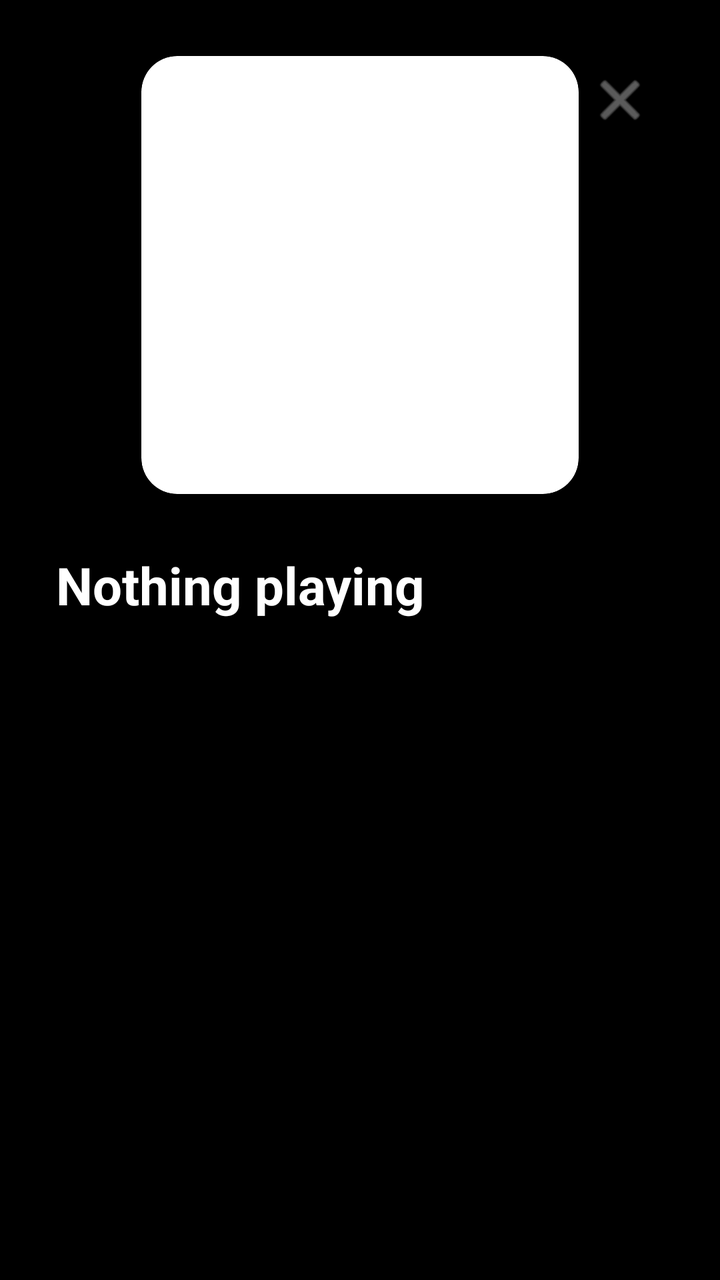
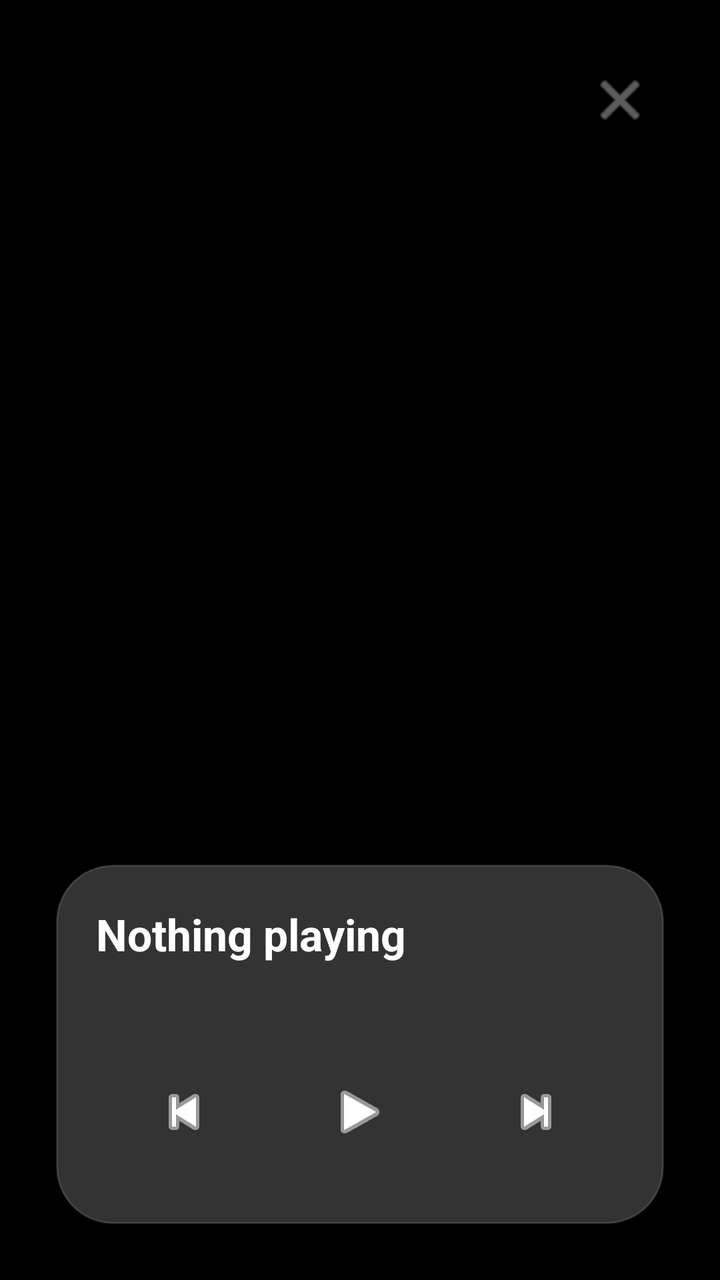

Screens rendered from an Android XML layout before and after an edit, with the pre-edit source and the edit as a unified diff.
<!-- AndroidManifest.xml: activity theme Theme.Transparent -->
<!-- res/layout/activity_lock_overlay.xml -->
<?xml version="1.0" encoding="utf-8"?>
<FrameLayout xmlns:android="http://schemas.android.com/apk/res/android"
    xmlns:app="http://schemas.android.com/apk/res-auto"
    android:layout_width="match_parent"
    android:layout_height="match_parent"
    android:background="@android:color/black">

    
    <ImageView
        android:id="@+id/backdrop"
        android:layout_width="match_parent"
        android:layout_height="match_parent"
        android:scaleType="centerCrop"
        android:contentDescription="@null" />

    
    <View
        android:layout_width="match_parent"
        android:layout_height="match_parent"
        android:background="@drawable/scrim_gradient" />

    <androidx.constraintlayout.widget.ConstraintLayout
        android:layout_width="match_parent"
        android:layout_height="match_parent"
        android:padding="28dp">

        
        <androidx.cardview.widget.CardView
            android:id="@+id/artCard"
            android:layout_width="0dp"
            android:layout_height="0dp"
            app:layout_constraintDimensionRatio="1:1"
            app:layout_constraintWidth_percent="0.72"
            app:cardCornerRadius="18dp"
            app:cardElevation="16dp"
            app:layout_constraintTop_toTopOf="parent"
            app:layout_constraintBottom_toTopOf="@id/title"
            app:layout_constraintStart_toStartOf="parent"
            app:layout_constraintEnd_toEndOf="parent"
            app:layout_constraintVertical_chainStyle="packed">

            <ImageView
                android:id="@+id/albumArt"
                android:layout_width="match_parent"
                android:layout_height="match_parent"
                android:scaleType="centerCrop"
                android:contentDescription="@null" />
        </androidx.cardview.widget.CardView>

        <TextView
            android:id="@+id/title"
            android:layout_width="match_parent"
            android:layout_height="wrap_content"
            android:layout_marginTop="28dp"
            android:ellipsize="end"
            android:maxLines="1"
            android:text="@string/nothing_playing"
            android:textColor="@android:color/white"
            android:textSize="26sp"
            android:textStyle="bold"
            app:layout_constraintTop_toBottomOf="@id/artCard"
            app:layout_constraintStart_toStartOf="parent"
            app:layout_constraintEnd_toEndOf="parent" />

        <TextView
            android:id="@+id/artist"
            android:layout_width="match_parent"
            android:layout_height="wrap_content"
            android:layout_marginTop="6dp"
            android:ellipsize="end"
            android:maxLines="1"
            android:textColor="#CCFFFFFF"
            android:textSize="18sp"
            app:layout_constraintTop_toBottomOf="@id/title"
            app:layout_constraintStart_toStartOf="parent"
            app:layout_constraintEnd_toEndOf="parent" />

        <TextView
            android:id="@+id/bluetoothChip"
            android:layout_width="wrap_content"
            android:layout_height="wrap_content"
            android:layout_marginTop="20dp"
            android:background="@drawable/chip_bg"
            android:drawablePadding="8dp"
            android:paddingHorizontal="16dp"
            android:paddingVertical="8dp"
            android:textColor="@android:color/white"
            android:textSize="13sp"
            android:visibility="gone"
            app:layout_constraintTop_toBottomOf="@id/artist"
            app:layout_constraintStart_toStartOf="parent"
            app:layout_constraintEnd_toEndOf="parent" />

        <ImageButton
            android:id="@+id/dismiss"
            android:layout_width="44dp"
            android:layout_height="44dp"
            android:background="?attr/selectableItemBackgroundBorderless"
            android:contentDescription="@string/dismiss"
            android:src="@android:drawable/ic_menu_close_clear_cancel"
            app:tint="#99FFFFFF"
            app:layout_constraintTop_toTopOf="parent"
            app:layout_constraintEnd_toEndOf="parent" />

    </androidx.constraintlayout.widget.ConstraintLayout>
</FrameLayout>
<!-- resources referenced by this layout -->
<resources>
  <!-- drawable chip_bg (drawable) -->
  <?xml version="1.0" encoding="utf-8"?>
  <shape xmlns:android="http://schemas.android.com/apk/res/android"
      android:shape="rectangle">
      <solid android:color="#40FFFFFF" />
      <corners android:radius="20dp" />
      <stroke android:width="1dp" android:color="#33FFFFFF" />
  </shape>
  <!-- drawable scrim_gradient (drawable) -->
  <?xml version="1.0" encoding="utf-8"?>
  <shape xmlns:android="http://schemas.android.com/apk/res/android"
      android:shape="rectangle">
      <gradient
          android:angle="270"
          android:startColor="#33000000"
          android:centerColor="#11000000"
          android:endColor="#99000000"
          android:type="linear" />
  </shape>
  <string name="dismiss">Dismiss</string>
  <string name="nothing_playing">Nothing playing</string>
  <style name="Theme.Transparent" parent="Theme.Material3.DayNight.NoActionBar">
          <item name="android:windowBackground">@android:color/transparent</item>
          <item name="android:windowIsTranslucent">true</item>
          <item name="android:windowNoTitle">true</item>
          <item name="android:statusBarColor">@android:color/transparent</item>
          <item name="android:navigationBarColor">@android:color/transparent</item>
      </style>
</resources>

<!-- the commit's change to res/layout/activity_lock_overlay.xml (unified diff, before → after) -->
@@ -25,71 +25,26 @@
         android:padding="28dp">
 
         
-        <androidx.cardview.widget.CardView
-            android:id="@+id/artCard"
-            android:layout_width="0dp"
-            android:layout_height="0dp"
-            app:layout_constraintDimensionRatio="1:1"
-            app:layout_constraintWidth_percent="0.72"
-            app:cardCornerRadius="18dp"
-            app:cardElevation="16dp"
+        <TextView
+            android:id="@+id/date"
+            android:layout_width="wrap_content"
+            android:layout_height="wrap_content"
+            android:layout_marginTop="24dp"
+            android:textColor="@android:color/white"
+            android:textSize="18sp"
+            android:textStyle="bold"
             app:layout_constraintTop_toTopOf="parent"
-            app:layout_constraintBottom_toTopOf="@id/title"
-            app:layout_constraintStart_toStartOf="parent"
-            app:layout_constraintEnd_toEndOf="parent"
-            app:layout_constraintVertical_chainStyle="packed">
-
-            <ImageView
-                android:id="@+id/albumArt"
-                android:layout_width="match_parent"
-                android:layout_height="match_parent"
-                android:scaleType="centerCrop"
-                android:contentDescription="@null" />
-        </androidx.cardview.widget.CardView>
+            app:layout_constraintStart_toStartOf="parent" />
 
         <TextView
-            android:id="@+id/title"
-            android:layout_width="match_parent"
-            android:layout_height="wrap_content"
-            android:layout_marginTop="28dp"
-            android:ellipsize="end"
-            android:maxLines="1"
-            android:text="@string/nothing_playing"
-            android:textColor="@android:color/white"
-            android:textSize="26sp"
-            android:textStyle="bold"
-            app:layout_constraintTop_toBottomOf="@id/artCard"
-            app:layout_constraintStart_toStartOf="parent"
-            app:layout_constraintEnd_toEndOf="parent" />
-
-        <TextView
-            android:id="@+id/artist"
-            android:layout_width="match_parent"
-            android:layout_height="wrap_content"
-            android:layout_marginTop="6dp"
-            android:ellipsize="end"
-            android:maxLines="1"
-            android:textColor="#CCFFFFFF"
-            android:textSize="18sp"
-            app:layout_constraintTop_toBottomOf="@id/title"
-            app:layout_constraintStart_toStartOf="parent"
-            app:layout_constraintEnd_toEndOf="parent" />
-
-        <TextView
-            android:id="@+id/bluetoothChip"
+            android:id="@+id/clock"
             android:layout_width="wrap_content"
             android:layout_height="wrap_content"
-            android:layout_marginTop="20dp"
-            android:background="@drawable/chip_bg"
-            android:drawablePadding="8dp"
-            android:paddingHorizontal="16dp"
-            android:paddingVertical="8dp"
+            android:fontFamily="sans-serif-thin"
             android:textColor="@android:color/white"
-            android:textSize="13sp"
-            android:visibility="gone"
-            app:layout_constraintTop_toBottomOf="@id/artist"
-            app:layout_constraintStart_toStartOf="parent"
-            app:layout_constraintEnd_toEndOf="parent" />
+            android:textSize="82sp"
+            app:layout_constraintTop_toBottomOf="@id/date"
+            app:layout_constraintStart_toStartOf="parent" />
 
         <ImageButton
             android:id="@+id/dismiss"
@@ -102,5 +57,87 @@
             app:layout_constraintTop_toTopOf="parent"
             app:layout_constraintEnd_toEndOf="parent" />
 
+        
+        <LinearLayout
+            android:id="@+id/playerCard"
+            android:layout_width="match_parent"
+            android:layout_height="wrap_content"
+            android:orientation="vertical"
+            android:background="@drawable/player_card_bg"
+            android:padding="20dp"
+            app:layout_constraintBottom_toBottomOf="parent"
+            app:layout_constraintStart_toStartOf="parent"
+            app:layout_constraintEnd_toEndOf="parent">
+
+            <TextView
+                android:id="@+id/title"
+                android:layout_width="match_parent"
+                android:layout_height="wrap_content"
+                android:ellipsize="end"
+                android:maxLines="1"
+                android:text="@string/nothing_playing"
+                android:textColor="@android:color/white"
+                android:textSize="22sp"
+                android:textStyle="bold" />
+
+            <TextView
+                android:id="@+id/artist"
+                android:layout_width="match_parent"
+                android:layout_height="wrap_content"
+                android:layout_marginTop="2dp"
+                android:ellipsize="end"
+                android:maxLines="1"
+                android:textColor="#CCFFFFFF"
+                android:textSize="15sp" />
+
+            <TextView
+                android:id="@+id/bluetoothChip"
+                android:layout_width="wrap_content"
+                android:layout_height="wrap_content"
+                android:layout_marginTop="12dp"
+                android:background="@drawable/chip_bg"
+                android:paddingHorizontal="14dp"
+                android:paddingVertical="6dp"
+                android:textColor="@android:color/white"
+                android:textSize="12sp"
+                android:visibility="gone" />
+
+            <LinearLayout
+                android:layout_width="match_parent"
+                android:layout_height="wrap_content"
+                android:layout_marginTop="16dp"
+                android:gravity="center"
+                android:orientation="horizontal">
+
+                <ImageButton
+                    android:id="@+id/prev"
+                    android:layout_width="56dp"
+                    android:layout_height="56dp"
+                    android:background="?attr/selectableItemBackgroundBorderless"
+                    android:contentDescription="@string/prev"
+                    android:src="@android:drawable/ic_media_previous"
+                    app:tint="@android:color/white" />
+
+                <ImageButton
+                    android:id="@+id/playPause"
+                    android:layout_width="72dp"
+                    android:layout_height="72dp"
+                    android:layout_marginHorizontal="24dp"
+                    android:background="?attr/selectableItemBackgroundBorderless"
+                    android:contentDescription="@string/play_pause"
+                    android:src="@android:drawable/ic_media_play"
+                    app:tint="@android:color/white" />
+
+                <ImageButton
+                    android:id="@+id/next"
+                    android:layout_width="56dp"
+                    android:layout_height="56dp"
+                    android:background="?attr/selectableItemBackgroundBorderless"
+                    android:contentDescription="@string/next"
+                    android:src="@android:drawable/ic_media_next"
+                    app:tint="@android:color/white" />
+            </LinearLayout>
+        </LinearLayout>
+
     </androidx.constraintlayout.widget.ConstraintLayout>
 </FrameLayout>
<!-- resource entries referenced after the edit -->
@@ -7,6 +7,14 @@
       <solid android:color="#40FFFFFF" />
       <corners android:radius="20dp" />
       <stroke android:width="1dp" android:color="#33FFFFFF" />
+  </shape>
+  <!-- drawable player_card_bg (drawable) -->
+  <?xml version="1.0" encoding="utf-8"?>
+  <shape xmlns:android="http://schemas.android.com/apk/res/android"
+      android:shape="rectangle">
+      <solid android:color="#33FFFFFF" />
+      <corners android:radius="28dp" />
+      <stroke android:width="1dp" android:color="#22FFFFFF" />
   </shape>
   <!-- drawable scrim_gradient (drawable) -->
   <?xml version="1.0" encoding="utf-8"?>
@@ -20,7 +28,10 @@
           android:type="linear" />
   </shape>
   <string name="dismiss">Dismiss</string>
+  <string name="next">Next</string>
   <string name="nothing_playing">Nothing playing</string>
+  <string name="play_pause">Play or pause</string>
+  <string name="prev">Previous</string>
   <style name="Theme.Transparent" parent="Theme.Material3.DayNight.NoActionBar">
           <item name="android:windowBackground">@android:color/transparent</item>
           <item name="android:windowIsTranslucent">true</item>
